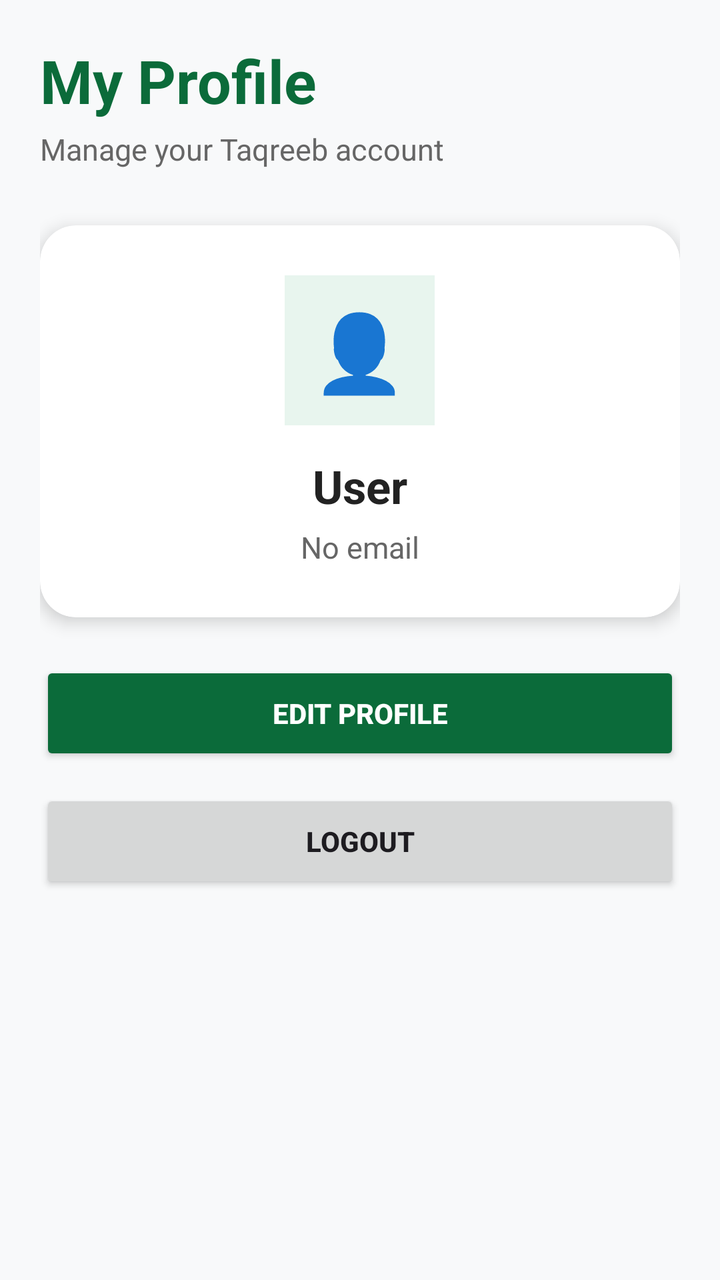
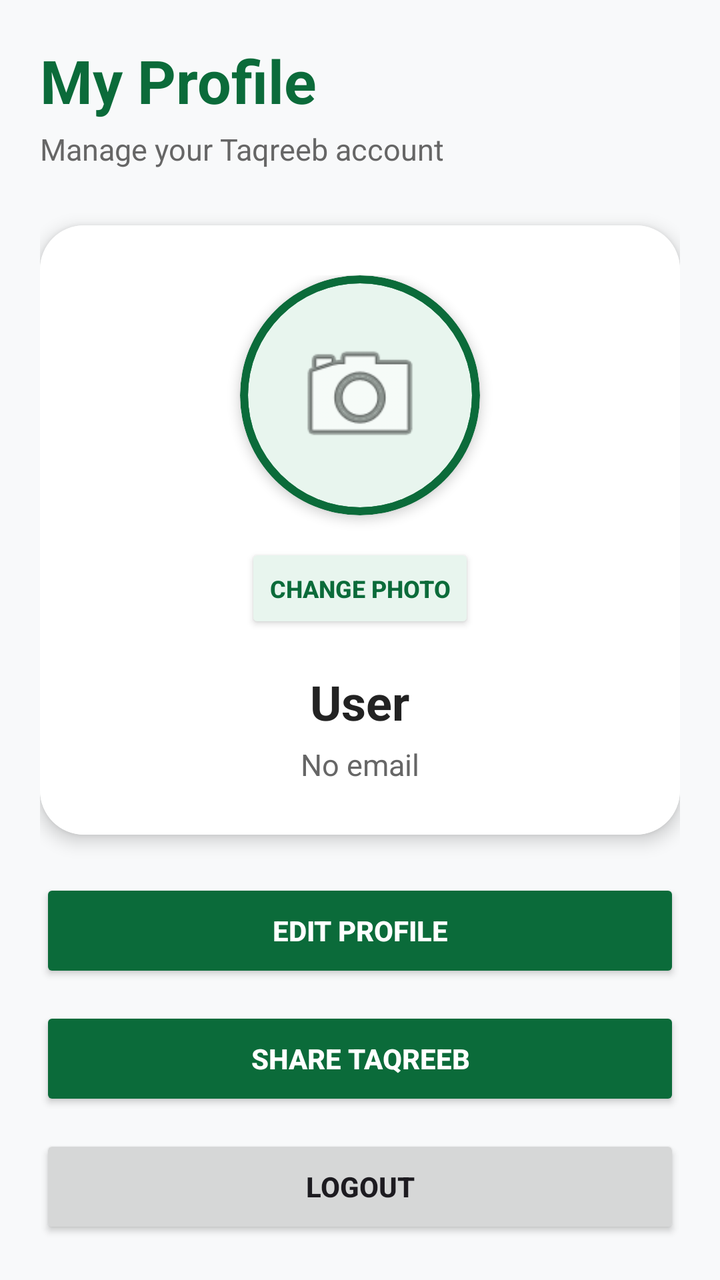

The first picture is an Android layout as it rendered before a commit; the second is the same layout after the commit. The layout source and the unified diff follow.
<!-- AndroidManifest.xml: application theme Theme.Taqreeb -->
<!-- res/layout/fragment_profile.xml -->
<?xml version="1.0" encoding="utf-8"?>
<ScrollView
    xmlns:android="http://schemas.android.com/apk/res/android"
    android:layout_width="match_parent"
    android:layout_height="match_parent"
    android:background="#F8F9FA">

    <LinearLayout
        android:layout_width="match_parent"
        android:layout_height="wrap_content"
        android:orientation="vertical"
        android:padding="20dp">

        

        <TextView
            android:layout_width="wrap_content"
            android:layout_height="wrap_content"
            android:text="My Profile"
            android:textSize="30sp"
            android:textStyle="bold"
            android:textColor="#0B6B3A" />

        <TextView
            android:layout_width="wrap_content"
            android:layout_height="wrap_content"
            android:text="Manage your Taqreeb account"
            android:textSize="15sp"
            android:textColor="#666666"
            android:layout_marginTop="4dp" />


        

        <androidx.cardview.widget.CardView
            android:layout_width="match_parent"
            android:layout_height="wrap_content"
            android:layout_marginTop="28dp"
            app:cardCornerRadius="18dp"
            app:cardElevation="5dp"
            xmlns:app="http://schemas.android.com/apk/res-auto">

            <LinearLayout
                android:layout_width="match_parent"
                android:layout_height="wrap_content"
                android:orientation="vertical"
                android:gravity="center_horizontal"
                android:padding="25dp">

                

                <TextView
                    android:layout_width="75dp"
                    android:layout_height="75dp"
                    android:gravity="center"
                    android:text="👤"
                    android:textSize="38sp"
                    android:background="#E8F5EE" />

                

                <TextView
                    android:id="@+id/txtProfileName"
                    android:layout_width="wrap_content"
                    android:layout_height="wrap_content"
                    android:text="User"
                    android:textSize="23sp"
                    android:textStyle="bold"
                    android:textColor="#222222"
                    android:layout_marginTop="15dp" />

                

                <TextView
                    android:id="@+id/txtProfileEmail"
                    android:layout_width="wrap_content"
                    android:layout_height="wrap_content"
                    android:text="No email"
                    android:textSize="15sp"
                    android:textColor="#666666"
                    android:layout_marginTop="5dp" />

            </LinearLayout>

        </androidx.cardview.widget.CardView>


        

        <Button
            android:id="@+id/btnEditProfile"
            android:layout_width="match_parent"
            android:layout_height="52dp"
            android:layout_marginTop="22dp"
            android:text="EDIT PROFILE"
            android:textStyle="bold"
            android:textColor="#FFFFFF"
            android:backgroundTint="#0B6B3A" />


        

        <Button
            android:id="@+id/btnLogout"
            android:layout_width="match_parent"
            android:layout_height="52dp"
            android:layout_marginTop="12dp"
            android:text="LOGOUT"
            android:textStyle="bold" />

    </LinearLayout>

</ScrollView>
<!-- resources referenced by this layout -->
<resources>
  <style name="Theme.Taqreeb" parent="Base.Theme.Taqreeb" />
  <style name="Base.Theme.Taqreeb" parent="Theme.Material3.DayNight.NoActionBar">
          
          
      </style>
</resources>

<!-- the commit's change to res/layout/fragment_profile.xml (unified diff, before → after) -->
@@ -1,15 +1,19 @@
 <?xml version="1.0" encoding="utf-8"?>
 <ScrollView
     xmlns:android="http://schemas.android.com/apk/res/android"
+    xmlns:app="http://schemas.android.com/apk/res-auto"
     android:layout_width="match_parent"
     android:layout_height="match_parent"
-    android:background="#F8F9FA">
+    android:background="#F8F9FA"
+    android:fillViewport="true">
 
     <LinearLayout
         android:layout_width="match_parent"
         android:layout_height="wrap_content"
         android:orientation="vertical"
-        android:padding="20dp">
+        android:padding="20dp"
+        android:paddingBottom="30dp">
+
 
         
 
@@ -36,26 +40,63 @@
             android:layout_width="match_parent"
             android:layout_height="wrap_content"
             android:layout_marginTop="28dp"
-            app:cardCornerRadius="18dp"
-            app:cardElevation="5dp"
-            xmlns:app="http://schemas.android.com/apk/res-auto">
+            app:cardBackgroundColor="#FFFFFF"
+            app:cardCornerRadius="22dp"
+            app:cardElevation="5dp">
 
             <LinearLayout
                 android:layout_width="match_parent"
                 android:layout_height="wrap_content"
                 android:orientation="vertical"
                 android:gravity="center_horizontal"
-                android:padding="25dp">
+                android:padding="25dp"
+                android:background="#FFFFFF">
+
 
                 
 
-                <TextView
-                    android:layout_width="75dp"
-                    android:layout_height="75dp"
-                    android:gravity="center"
-                    android:text="👤"
-                    android:textSize="38sp"
-                    android:background="#E8F5EE" />
+                <androidx.cardview.widget.CardView
+                    android:layout_width="120dp"
+                    android:layout_height="120dp"
+                    app:cardBackgroundColor="#0B6B3A"
+                    app:cardCornerRadius="60dp"
+                    app:cardElevation="3dp">
+
+                    <androidx.cardview.widget.CardView
+                        android:layout_width="112dp"
+                        android:layout_height="112dp"
+                        android:layout_gravity="center"
+                        app:cardBackgroundColor="#E8F5EE"
+                        app:cardCornerRadius="56dp"
+                        app:cardElevation="0dp">
+
+                        <ImageView
+                            android:id="@+id/imgProfile"
+                            android:layout_width="match_parent"
+                            android:layout_height="match_parent"
+                            android:src="@android:drawable/ic_menu_camera"
+                            android:scaleType="centerCrop"
+                            android:padding="22dp"
+                            android:contentDescription="Profile Picture" />
+
+                    </androidx.cardview.widget.CardView>
+
+                </androidx.cardview.widget.CardView>
+
+
+                
+
+                <Button
+                    android:id="@+id/btnChangePhoto"
+                    android:layout_width="wrap_content"
+                    android:layout_height="45dp"
+                    android:text="CHANGE PHOTO"
+                    android:textSize="12sp"
+                    android:textStyle="bold"
+                    android:textColor="#0B6B3A"
+                    android:backgroundTint="#E8F5EE"
+                    android:layout_marginTop="14dp" />
+
 
                 
 
@@ -64,10 +105,11 @@
                     android:layout_width="wrap_content"
                     android:layout_height="wrap_content"
                     android:text="User"
-                    android:textSize="23sp"
+                    android:textSize="24sp"
                     android:textStyle="bold"
                     android:textColor="#222222"
-                    android:layout_marginTop="15dp" />
+                    android:layout_marginTop="18dp" />
+
 
                 
 
@@ -101,6 +143,19 @@
         
 
         <Button
+            android:id="@+id/btnShareTaqreeb"
+            android:layout_width="match_parent"
+            android:layout_height="52dp"
+            android:layout_marginTop="12dp"
+            android:text="SHARE TAQREEB"
+            android:textStyle="bold"
+            android:textColor="#FFFFFF"
+            android:backgroundTint="#0B6B3A" />
+
+
+        
+
+        <Button
             android:id="@+id/btnLogout"
             android:layout_width="match_parent"
             android:layout_height="52dp"
